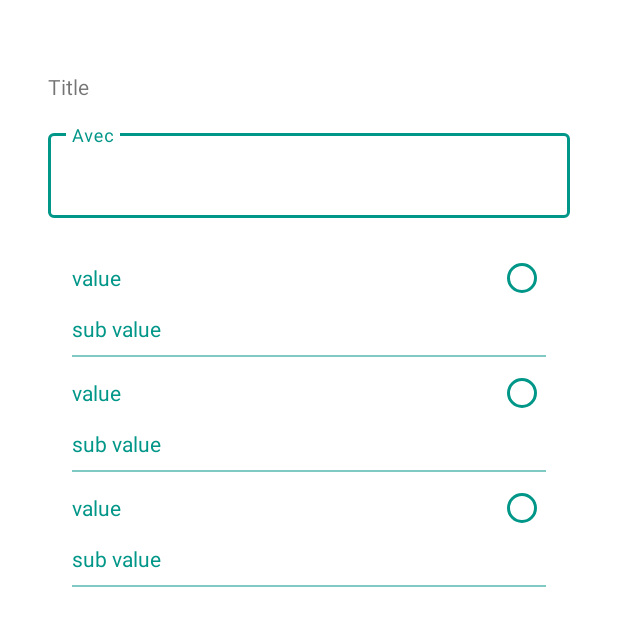
After one commit to DrDucky/Spe95, an Android app: the layout list_dialog.xml on its own in the app's theme, with its tools: preview values and no code run, on a phone screen of 412 x 824 dp. The commit adds this screen. Shown: the top 626 px of the screen. Run offline under Robolectric (Android 15) with nearby library versions, the phone set to English and light mode, and no system bars.

Commit message:
Use ListDialog instead of autocompletetextview. Sample only

```diff
--- /dev/null
+++ b/app/src/main/res/layout/list_dialog.xml
@@ -0,0 +1,48 @@
+<?xml version="1.0" encoding="utf-8"?>
+<layout xmlns:android="http://schemas.android.com/apk/res/android"
+    xmlns:app="http://schemas.android.com/apk/res-auto">
+
+    <LinearLayout xmlns:tools="http://schemas.android.com/tools"
+        android:layout_width="match_parent"
+        android:layout_height="wrap_content"
+        android:layout_margin="@dimen/dimen_16dp"
+        android:orientation="vertical"
+        android:padding="@dimen/dimen_16dp">
+
+        <com.google.android.material.textview.MaterialTextView
+            android:id="@+id/listDialogTitle"
+            android:layout_width="match_parent"
+            android:layout_height="wrap_content"
+            android:layout_marginTop="@dimen/dimen_16dp"
+            tools:text="Title" />
+
+        <com.google.android.material.textfield.TextInputLayout
+            android:id="@+id/listDialogInputlayout"
+            style="@style/Widget.MaterialComponents.TextInputLayout.OutlinedBox"
+            android:layout_width="match_parent"
+            android:layout_height="wrap_content"
+            android:layout_marginTop="@dimen/dimen_16dp"
+            app:boxStrokeColor="@color/colorPrimary"
+            app:hintTextColor="@color/colorPrimary">
+
+            <com.google.android.material.textfield.TextInputEditText
+                android:id="@+id/listDialogEt"
+                android:layout_width="match_parent"
+                android:layout_height="match_parent"
+                android:hint="Avec"
+                android:imeOptions="actionNext"
+                android:textColor="@color/colorPrimary" />
+
+        </com.google.android.material.textfield.TextInputLayout>
+
+        <androidx.recyclerview.widget.RecyclerView
+            android:id="@+id/listDialogRv"
+            android:layout_width="match_parent"
+            android:layout_height="wrap_content"
+            android:layout_marginTop="@dimen/dimen_16dp"
+            android:orientation="vertical"
+            app:layout_constraintTop_toTopOf="parent"
+            tools:listitem="@layout/list_dialog_cell" />
+
+    </LinearLayout>
+</layout>
--- /dev/null
+++ b/app/src/main/res/layout/list_dialog_cell.xml
@@ -0,0 +1,42 @@
+<?xml version="1.0" encoding="utf-8"?>
+<androidx.constraintlayout.widget.ConstraintLayout xmlns:android="http://schemas.android.com/apk/res/android"
+    xmlns:app="http://schemas.android.com/apk/res-auto"
+    xmlns:tools="http://schemas.android.com/tools"
+    android:layout_width="match_parent"
+    android:layout_height="wrap_content"
+    android:paddingStart="@dimen/dimen_16dp"
+    android:paddingEnd="@dimen/dimen_16dp">
+
+    <com.google.android.material.radiobutton.MaterialRadioButton
+        android:id="@+id/listDialogCellLabel"
+        android:layout_width="0dp"
+        android:layout_height="wrap_content"
+        android:layoutDirection="rtl"
+        android:textColor="@color/colorPrimary"
+        app:buttonTint="@color/colorPrimary"
+        app:layout_constraintEnd_toEndOf="parent"
+        app:layout_constraintStart_toStartOf="parent"
+        app:layout_constraintTop_toTopOf="parent"
+        tools:text="value" />
+
+    <com.google.android.material.textview.MaterialTextView
+        android:id="@+id/listDialogCellSubLabel"
+        android:layout_width="0dp"
+        android:layout_height="wrap_content"
+        android:textColor="@color/colorPrimary"
+        app:layout_constraintEnd_toEndOf="parent"
+        app:layout_constraintStart_toStartOf="parent"
+        android:paddingBottom="@dimen/dimen_8dp"
+        app:layout_constraintTop_toBottomOf="@+id/listDialogCellLabel"
+        tools:text="sub value" />
+
+    <View
+        android:layout_width="0dp"
+        android:layout_height="1dp"
+        app:layout_constraintEnd_toEndOf="parent"
+        android:alpha="0.5"
+        app:layout_constraintStart_toStartOf="parent"
+        app:layout_constraintTop_toBottomOf="@+id/listDialogCellSubLabel"
+        android:background="@color/colorPrimary" />
+
+</androidx.constraintlayout.widget.ConstraintLayout>
```
Also changed, not shown: app/src/main/java/com/pomplarg/spe95/agent/ui/AgentViewModel.kt (+14 -0 lines), app/src/main/java/com/pomplarg/spe95/common/dialog/AbsDialog.kt (added, +19 -0 lines), app/src/main/java/com/pomplarg/spe95/common/dialog/ListDialog.kt (added, +98 -0 lines), app/src/main/java/com/pomplarg/spe95/common/dialog/ListDialogAdapter.kt (added, +78 -0 lines), app/src/main/java/com/pomplarg/spe95/common/dialog/model/ListDialogModelUI.kt (added, +7 -0 lines), app/src/main/java/com/pomplarg/spe95/speoperations/ui/AddOperationFragment.kt (+35 -3 lines), app/src/main/res/layout/fragment_add_operation.xml (+5 -18 lines).
